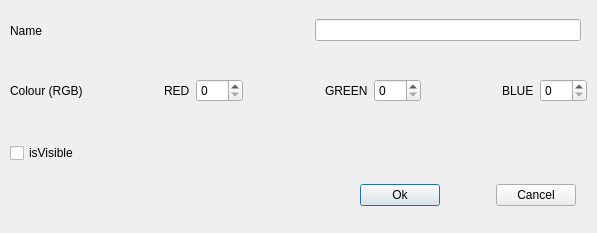
This is vr/optiondialog.ui in nathanjeerk/2023_GROUP_7 as Qt 5 draws it before an edit. The edited form follows.
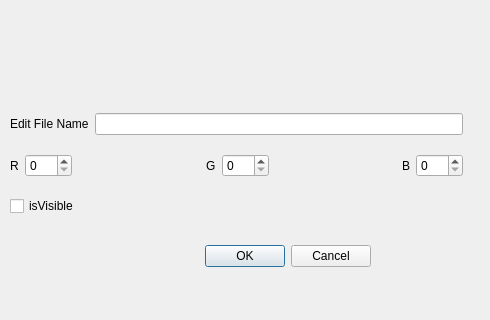
This is the edited form.

What changed in the file:
```diff
--- a/vr/optiondialog.ui
+++ b/vr/optiondialog.ui
@@ -6,40 +6,66 @@
    <rect>
     <x>0</x>
     <y>0</y>
-    <width>597</width>
-    <height>233</height>
+    <width>490</width>
+    <height>320</height>
    </rect>
   </property>
   <property name="windowTitle">
    <string>Dialog</string>
   </property>
-  <widget class="QCheckBox" name="isVisible">
+  <widget class="QDialogButtonBox" name="buttonBox">
    <property name="geometry">
     <rect>
-     <x>10</x>
-     <y>140</y>
-     <width>93</width>
-     <height>26</height>
+     <x>30</x>
+     <y>240</y>
+     <width>341</width>
+     <height>32</height>
     </rect>
    </property>
-   <property name="text">
-    <string>isVisible</string>
+   <property name="orientation">
+    <enum>Qt::Horizontal</enum>
+   </property>
+   <property name="standardButtons">
+    <set>QDialogButtonBox::Cancel|QDialogButtonBox::Ok</set>
    </property>
   </widget>
   <widget class="QWidget" name="layoutWidget">
    <property name="geometry">
     <rect>
      <x>10</x>
-     <y>70</y>
-     <width>577</width>
-     <height>41</height>
+     <y>100</y>
+     <width>453</width>
+     <height>131</height>
     </rect>
    </property>
+   <layout class="QVBoxLayout" name="verticalLayout">
+    <item>
+     <layout class="QHBoxLayout" name="horizontalLayout_2">
+      <item>
+       <widget class="QLabel" name="label_4">
+        <property name="text">
+         <string>Edit File Name</string>
+        </property>
+       </widget>
+      </item>
+      <item>
+       <widget class="QLineEdit" name="lineEdit"/>
+      </item>
+     </layout>
+    </item>
+    <item>
    <layout class="QHBoxLayout" name="horizontalLayout">
     <item>
      <widget class="QLabel" name="label_2">
       <property name="text">
-       <string>Colour (RGB)</string>
+         <string>R</string>
+        </property>
+       </widget>
+      </item>
+      <item>
+       <widget class="QSpinBox" name="spinBox">
+        <property name="maximum">
+         <number>255</number>
       </property>
      </widget>
     </item>
@@ -50,16 +76,16 @@
       </property>
       <property name="sizeHint" stdset="0">
        <size>
-        <width>68</width>
+          <width>40</width>
         <height>20</height>
        </size>
       </property>
      </spacer>
     </item>
     <item>
-     <widget class="QLabel" name="label_3">
+       <widget class="QLabel" name="G">
       <property name="text">
-       <string>RED</string>
+         <string>G</string>
       </property>
      </widget>
     </item>
@@ -77,16 +103,16 @@
       </property>
       <property name="sizeHint" stdset="0">
        <size>
-        <width>18</width>
+          <width>40</width>
         <height>20</height>
        </size>
       </property>
      </spacer>
     </item>
     <item>
-     <widget class="QLabel" name="label_4">
+       <widget class="QLabel" name="label_3">
       <property name="text">
-       <string>GREEN</string>
+         <string>B</string>
       </property>
      </widget>
     </item>
@@ -97,104 +123,12 @@
       </property>
      </widget>
     </item>
-    <item>
-     <spacer name="horizontalSpacer_3">
-      <property name="orientation">
-       <enum>Qt::Horizontal</enum>
-      </property>
-      <property name="sizeHint" stdset="0">
-       <size>
-        <width>18</width>
-        <height>20</height>
-       </size>
-      </property>
-     </spacer>
-    </item>
-    <item>
-     <widget class="QLabel" name="label_5">
-      <property name="text">
-       <string>BLUE</string>
-      </property>
-     </widget>
-    </item>
-    <item>
-     <widget class="QSpinBox" name="setBlue">
-      <property name="maximum">
-       <number>255</number>
-      </property>
-     </widget>
-    </item>
-   </layout>
-  </widget>
-  <widget class="QWidget" name="layoutWidget">
-   <property name="geometry">
-    <rect>
-     <x>10</x>
-     <y>10</y>
-     <width>571</width>
-     <height>41</height>
-    </rect>
-   </property>
-   <layout class="QHBoxLayout" name="horizontalLayout_2">
-    <item>
-     <widget class="QLabel" name="label">
-      <property name="text">
-       <string>Name</string>
-      </property>
-     </widget>
+     </layout>
     </item>
     <item>
-     <spacer name="horizontalSpacer_5">
-      <property name="orientation">
-       <enum>Qt::Horizontal</enum>
-      </property>
-      <property name="sizeHint" stdset="0">
-       <size>
-        <width>40</width>
-        <height>20</height>
-       </size>
-      </property>
-     </spacer>
-    </item>
-    <item>
-     <widget class="QLineEdit" name="Text"/>
-    </item>
-   </layout>
-  </widget>
-  <widget class="QWidget" name="layoutWidget">
-   <property name="geometry">
-    <rect>
-     <x>360</x>
-     <y>180</y>
-     <width>216</width>
-     <height>31</height>
-    </rect>
-   </property>
-   <layout class="QHBoxLayout" name="horizontalLayout_3">
-    <item>
-     <widget class="QPushButton" name="pushButton">
+     <widget class="QCheckBox" name="checkBox">
       <property name="text">
-       <string>Ok</string>
-      </property>
-     </widget>
-    </item>
-    <item>
-     <spacer name="horizontalSpacer_4">
-      <property name="orientation">
-       <enum>Qt::Horizontal</enum>
-      </property>
-      <property name="sizeHint" stdset="0">
-       <size>
-        <width>40</width>
-        <height>20</height>
-       </size>
-      </property>
-     </spacer>
-    </item>
-    <item>
-     <widget class="QPushButton" name="pushButton_2">
-      <property name="text">
-       <string>Cancel</string>
+       <string>isVisible</string>
       </property>
      </widget>
     </item>
```
Left out of the diff: 41 changed lines with no effect on the pictures. Lines whose indentation alone changed are shown as unchanged.
